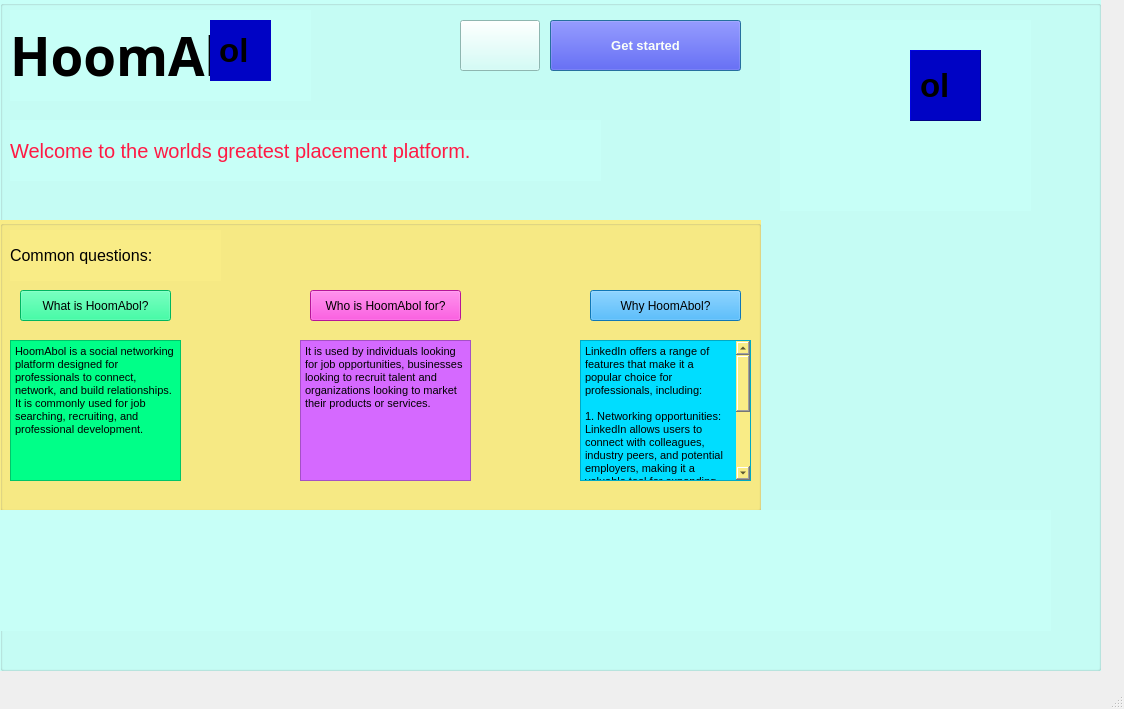
Old version of the form splash.ui in the repository HOOMANRT/HoomAbol.
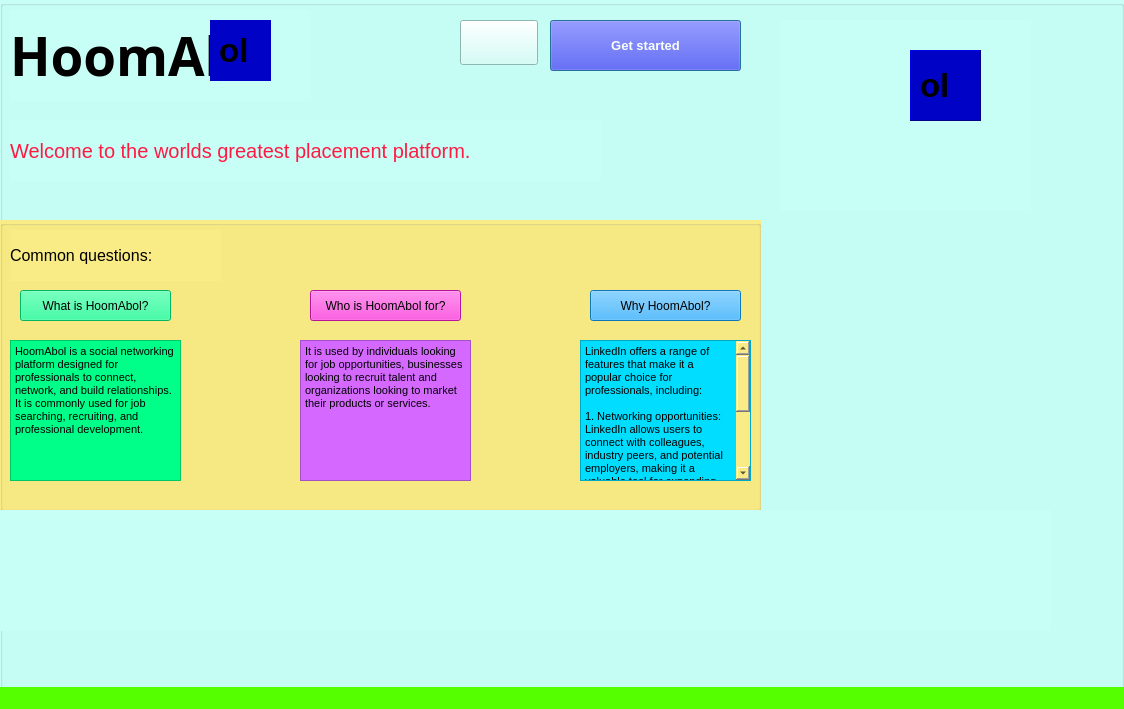
New version of the form. Icons and pictures are not drawn.

Commit message: animate-splash-window

What changed in the file:
```diff
--- a/splash.ui
+++ b/splash.ui
@@ -13,14 +13,17 @@
   <property name="windowTitle">
    <string>Splash</string>
   </property>
+  <property name="styleSheet">
+   <string notr="true">background-color: rgb(85, 255, 0);</string>
+  </property>
   <widget class="QWidget" name="centralwidget">
    <widget class="QGroupBox" name="groupBox">
     <property name="geometry">
      <rect>
       <x>0</x>
       <y>0</y>
-      <width>1101</width>
-      <height>671</height>
+      <width>1124</width>
+      <height>709</height>
      </rect>
     </property>
     <property name="font">
@@ -386,8 +389,8 @@
       <rect>
        <x>460</x>
        <y>20</y>
-       <width>80</width>
-       <height>51</height>
+       <width>78</width>
+       <height>45</height>
       </rect>
      </property>
      <property name="font">
```
The commit also changes 4 other files.
